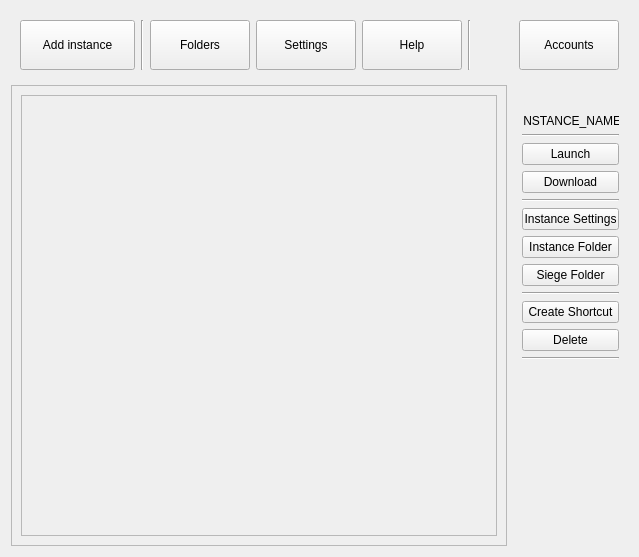
Qt form src/widgets/Main/UI/main_window.ui (MultiSiege/MultiSiege) before a commit.
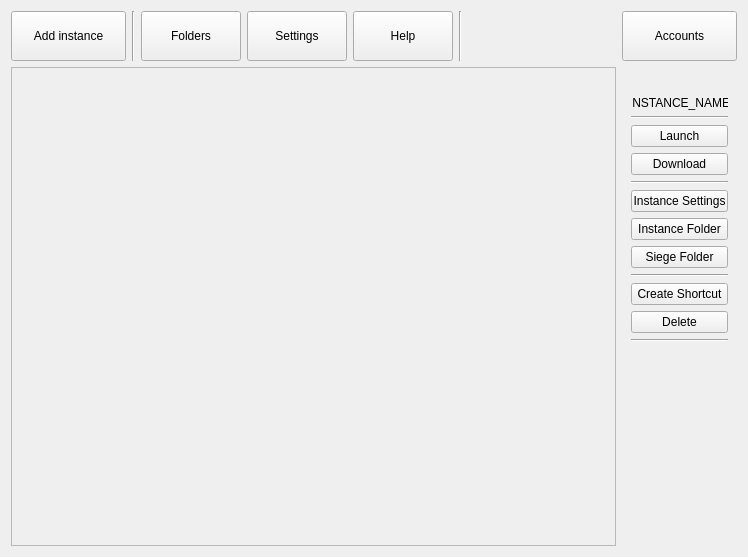
The same form after that commit. Icons and pictures are not drawn.

Commit message: updated main window UI so it is less jank

Diff of the .ui file:
```diff
--- a/src/widgets/Main/UI/main_window.ui
+++ b/src/widgets/Main/UI/main_window.ui
@@ -6,7 +6,7 @@
    <rect>
     <x>0</x>
     <y>0</y>
-    <width>639</width>
+    <width>748</width>
     <height>557</height>
    </rect>
   </property>
@@ -18,32 +18,37 @@
     <normaloff>:/main_widget_logo/logo-TB.png</normaloff>:/main_widget_logo/logo-TB.png</iconset>
   </property>
   <layout class="QGridLayout" name="gridLayout">
-   <item row="3" column="2">
-    <spacer name="verticalSpacer">
+   <item row="0" column="6">
+    <spacer name="horizontalSpacer">
      <property name="orientation">
-      <enum>Qt::Orientation::Vertical</enum>
+      <enum>Qt::Orientation::Horizontal</enum>
      </property>
      <property name="sizeType">
       <enum>QSizePolicy::Policy::MinimumExpanding</enum>
      </property>
      <property name="sizeHint" stdset="0">
       <size>
-       <width>20</width>
-       <height>40</height>
+       <width>40</width>
+       <height>20</height>
       </size>
      </property>
     </spacer>
    </item>
-   <item row="0" column="0" colspan="3">
-    <widget class="QWidget" name="widget_topnav" native="true">
-     <property name="maximumSize">
-      <size>
-       <width>16777215</width>
-       <height>68</height>
-      </size>
+   <item row="0" column="5">
+    <widget class="Line" name="line_5">
+     <property name="orientation">
+      <enum>Qt::Orientation::Vertical</enum>
      </property>
-     <layout class="QHBoxLayout" name="horizontalLayout">
-      <item>
+    </widget>
+   </item>
+   <item row="0" column="1">
+    <widget class="Line" name="line_4">
+     <property name="orientation">
+      <enum>Qt::Orientation::Vertical</enum>
+     </property>
+    </widget>
+   </item>
+   <item row="0" column="0">
        <widget class="QPushButton" name="pb_add_instance">
         <property name="minimumSize">
          <size>
@@ -66,37 +71,7 @@
         </property>
        </widget>
       </item>
-      <item>
-       <widget class="Line" name="line_4">
-        <property name="orientation">
-         <enum>Qt::Orientation::Vertical</enum>
-        </property>
-       </widget>
-      </item>
-      <item>
-       <widget class="QPushButton" name="pb_folders">
-        <property name="minimumSize">
-         <size>
-          <width>100</width>
-          <height>50</height>
-         </size>
-        </property>
-        <property name="text">
-         <string>Folders</string>
-        </property>
-        <property name="icon">
-         <iconset resource="../../../../assets/main_window/icons.qrc">
-          <normaloff>:/top_nav_bar/285658_blue_folder_icon.svg</normaloff>:/top_nav_bar/285658_blue_folder_icon.svg</iconset>
-        </property>
-        <property name="iconSize">
-         <size>
-          <width>20</width>
-          <height>20</height>
-         </size>
-        </property>
-       </widget>
-      </item>
-      <item>
+   <item row="0" column="3">
        <widget class="QPushButton" name="pb_settings">
         <property name="minimumSize">
          <size>
@@ -119,79 +94,7 @@
         </property>
        </widget>
       </item>
-      <item>
-       <widget class="QPushButton" name="pb_help">
-        <property name="minimumSize">
-         <size>
-          <width>100</width>
-          <height>50</height>
-         </size>
-        </property>
-        <property name="text">
-         <string>Help</string>
-        </property>
-        <property name="icon">
-         <iconset resource="../../../../assets/main_window/icons.qrc">
-          <normaloff>:/top_nav_bar/Blue_Question_Mark_clip_art.svg</normaloff>:/top_nav_bar/Blue_Question_Mark_clip_art.svg</iconset>
-        </property>
-        <property name="iconSize">
-         <size>
-          <width>20</width>
-          <height>20</height>
-         </size>
-        </property>
-       </widget>
-      </item>
-      <item>
-       <widget class="Line" name="line_5">
-        <property name="orientation">
-         <enum>Qt::Orientation::Vertical</enum>
-        </property>
-       </widget>
-      </item>
-      <item>
-       <spacer name="horizontalSpacer">
-        <property name="orientation">
-         <enum>Qt::Orientation::Horizontal</enum>
-        </property>
-        <property name="sizeType">
-         <enum>QSizePolicy::Policy::MinimumExpanding</enum>
-        </property>
-        <property name="sizeHint" stdset="0">
-         <size>
-          <width>40</width>
-          <height>20</height>
-         </size>
-        </property>
-       </spacer>
-      </item>
-      <item>
-       <widget class="QPushButton" name="pb_accounts">
-        <property name="minimumSize">
-         <size>
-          <width>100</width>
-          <height>50</height>
-         </size>
-        </property>
-        <property name="text">
-         <string>Accounts</string>
-        </property>
-        <property name="icon">
-         <iconset resource="../../../../assets/main_window/icons.qrc">
-          <normaloff>:/top_nav_bar/Steam_icon_logo.svg</normaloff>:/top_nav_bar/Steam_icon_logo.svg</iconset>
-        </property>
-        <property name="iconSize">
-         <size>
-          <width>20</width>
-          <height>20</height>
-         </size>
-        </property>
-       </widget>
-      </item>
-     </layout>
-    </widget>
-   </item>
-   <item row="1" column="2" rowspan="2">
+   <item row="1" column="9" rowspan="2">
     <widget class="QWidget" name="widget_sidebar" native="true">
      <property name="maximumSize">
       <size>
@@ -306,22 +209,30 @@
      </layout>
     </widget>
    </item>
-   <item row="1" column="0" rowspan="3" colspan="2">
-    <widget class="QFrame" name="frame_instances">
+   <item row="0" column="4">
+    <widget class="QPushButton" name="pb_help">
      <property name="minimumSize">
       <size>
-       <width>0</width>
-       <height>0</height>
+       <width>100</width>
+       <height>50</height>
       </size>
      </property>
-     <property name="frameShape">
-      <enum>QFrame::Shape::StyledPanel</enum>
+     <property name="text">
+      <string>Help</string>
      </property>
-     <property name="frameShadow">
-      <enum>QFrame::Shadow::Raised</enum>
+     <property name="icon">
+      <iconset resource="../../../../assets/main_window/icons.qrc">
+       <normaloff>:/top_nav_bar/Blue_Question_Mark_clip_art.svg</normaloff>:/top_nav_bar/Blue_Question_Mark_clip_art.svg</iconset>
      </property>
-     <layout class="QHBoxLayout" name="horizontalLayout_2">
-      <item>
+     <property name="iconSize">
+      <size>
+       <width>20</width>
+       <height>20</height>
+      </size>
+     </property>
+    </widget>
+   </item>
+   <item row="1" column="0" rowspan="3" colspan="9">
        <widget class="QScrollArea" name="scrollArea">
         <property name="widgetResizable">
          <bool>true</bool>
@@ -331,14 +242,73 @@
           <rect>
            <x>0</x>
            <y>0</y>
-           <width>478</width>
-           <height>443</height>
+        <width>607</width>
+        <height>481</height>
           </rect>
          </property>
         </widget>
        </widget>
       </item>
-     </layout>
+   <item row="3" column="9">
+    <spacer name="verticalSpacer">
+     <property name="orientation">
+      <enum>Qt::Orientation::Vertical</enum>
+     </property>
+     <property name="sizeType">
+      <enum>QSizePolicy::Policy::MinimumExpanding</enum>
+     </property>
+     <property name="sizeHint" stdset="0">
+      <size>
+       <width>20</width>
+       <height>40</height>
+      </size>
+     </property>
+    </spacer>
+   </item>
+   <item row="0" column="2">
+    <widget class="QPushButton" name="pb_folders">
+     <property name="minimumSize">
+      <size>
+       <width>100</width>
+       <height>50</height>
+      </size>
+     </property>
+     <property name="text">
+      <string>Folders</string>
+     </property>
+     <property name="icon">
+      <iconset resource="../../../../assets/main_window/icons.qrc">
+       <normaloff>:/top_nav_bar/285658_blue_folder_icon.svg</normaloff>:/top_nav_bar/285658_blue_folder_icon.svg</iconset>
+     </property>
+     <property name="iconSize">
+      <size>
+       <width>20</width>
+       <height>20</height>
+      </size>
+     </property>
+    </widget>
+   </item>
+   <item row="0" column="9">
+    <widget class="QPushButton" name="pb_accounts">
+     <property name="minimumSize">
+      <size>
+       <width>100</width>
+       <height>50</height>
+      </size>
+     </property>
+     <property name="text">
+      <string>Accounts</string>
+     </property>
+     <property name="icon">
+      <iconset resource="../../../../assets/main_window/icons.qrc">
+       <normaloff>:/top_nav_bar/Steam_icon_logo.svg</normaloff>:/top_nav_bar/Steam_icon_logo.svg</iconset>
+     </property>
+     <property name="iconSize">
+      <size>
+       <width>20</width>
+       <height>20</height>
+      </size>
+     </property>
     </widget>
    </item>
   </layout>
```
Lines whose indentation alone changed are shown as unchanged. The commit also changes 1 other file.
